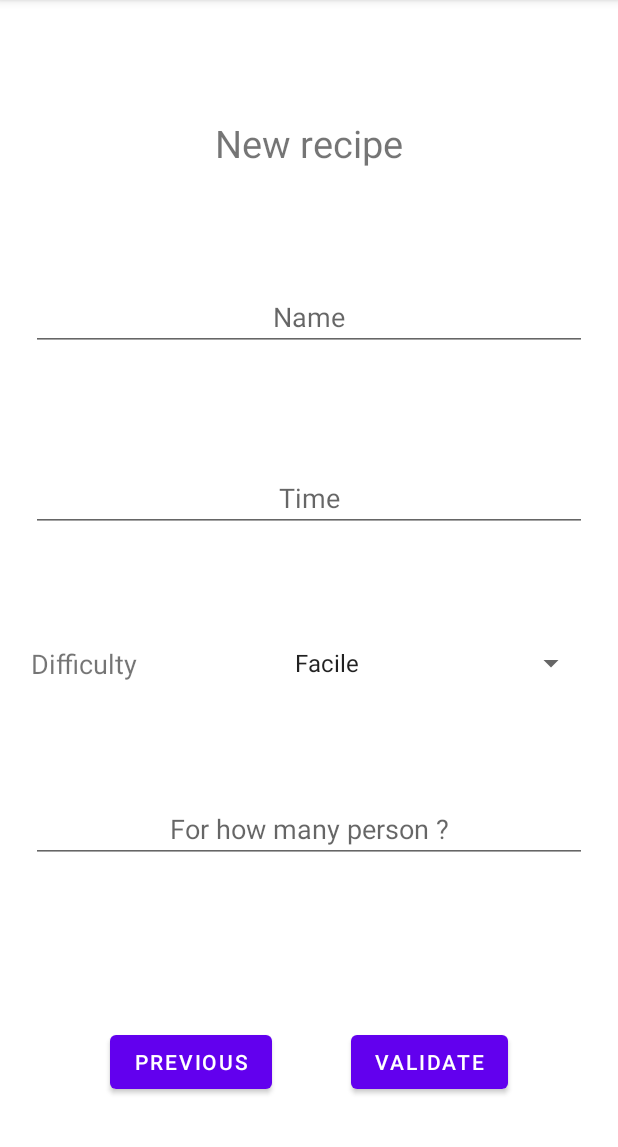
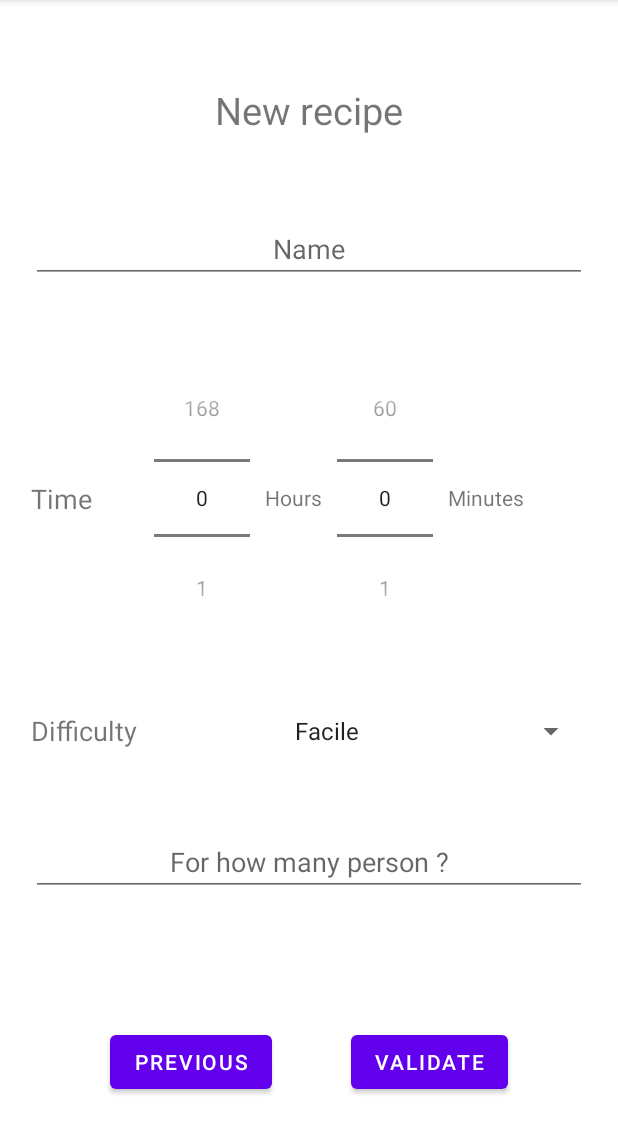
Before and after one commit to UgoPerniceni/Cocotton-front-mobile, an Android app: the NewRecipeFragment screen opened through its navigation route, on a phone screen of 412 x 824 dp, the part 89-1236 px from its top. Run offline under Robolectric (Android 15) with nearby library versions, the phone set to English and light mode, and no system bars; our stand-ins replace Firebase (no records; nobody signed in at launch, a user with empty details on screens opened directly).

Commit message:
change time selection :sparkles:

```diff
--- a/app/build.gradle
+++ b/app/build.gradle
@@ -61,5 +61,8 @@ dependencies {
     // When using the BoM, you don't specify versions in Firebase library dependencies
     implementation 'com.google.firebase:firebase-firestore-ktx'
 
+    // FirebaseUI Storage
+    implementation 'com.firebaseui:firebase-ui-storage:3.1.3'
+
     implementation 'androidx.recyclerview:recyclerview:1.1.0'
 }
--- a/app/src/main/java/fr/esgi/cocotton/HomeFragment.kt
+++ b/app/src/main/java/fr/esgi/cocotton/HomeFragment.kt
@@ -57,7 +57,7 @@ class HomeFragment : Fragment(), View.OnClickListener {
                     Log.d("--- success ---", "${document.id} => ${document.data}")
                     recipes.add(Recipe(
                                     document.data["name"] as String,
-                                    document.data["time"] as String,
+                                    document.data["time"] as Long,
                                     document.data["forPerson"] as Long,
                                     document.data["difficulty"] as String,
                                     document.data["image"] as String)
--- a/app/src/main/java/fr/esgi/cocotton/NewRecipeFragment.kt
+++ b/app/src/main/java/fr/esgi/cocotton/NewRecipeFragment.kt
@@ -1,7 +1,6 @@
 package fr.esgi.cocotton
 
 import android.os.Bundle
-import android.util.Log
 import android.view.LayoutInflater
 import android.view.View
 import android.view.ViewGroup
@@ -20,6 +19,8 @@ import fr.esgi.cocotton.model.Recipe
 class NewRecipeFragment : Fragment(), View.OnClickListener {
 
     private var spinner: Spinner? = null
+    private var pickerHours: NumberPicker? = null
+    private var pickerMinutes: NumberPicker? = null
 
     override fun onCreateView(inflater: LayoutInflater, container: ViewGroup?,
                               savedInstanceState: Bundle?): View? {
@@ -34,6 +35,8 @@ class NewRecipeFragment : Fragment(), View.OnClickListener {
         view.findViewById<Button>(R.id.new_recipe_form_button_validate).setOnClickListener(this)
 
         spinner = view.findViewById(R.id.new_recipe_form_spinner_difficulty)
+        pickerHours = view.findViewById(R.id.new_recipe_form_number_picker_hours)
+        pickerMinutes = view.findViewById(R.id.new_recipe_form_number_picker_minutes)
 
         spinner?.apply {
             val difficultiesArray = resources.getStringArray(R.array.difficulty_array)
@@ -41,6 +44,16 @@ class NewRecipeFragment : Fragment(), View.OnClickListener {
 
             adapter.setDropDownViewResource(android.R.layout.simple_spinner_dropdown_item)
             this.adapter = adapter
+        }
+
+        pickerHours?.apply {
+            this.minValue = 0
+            this.maxValue = 168
+        }
+
+        pickerMinutes?.apply {
+            this.minValue = 0
+            this.maxValue = 60
         }
     }
 
@@ -57,11 +70,13 @@ class NewRecipeFragment : Fragment(), View.OnClickListener {
 
     private fun createNewRecipe(){
         val name = view?.findViewById<EditText>(R.id.new_recipe_form_name)
-        val time = view?.findViewById<EditText>(R.id.new_recipe_form_time)
         val forPerson = view?.findViewById<EditText>(R.id.new_recipe_form_for_number)
         val difficulty = view?.findViewById<Spinner>(R.id.new_recipe_form_spinner_difficulty)
+        val hours = pickerHours?.value?.times(60)
+        val minutes = pickerMinutes?.value
+        val time = minutes?.let { hours?.plus(it) }
 
-        val newRecipe = Recipe("${name?.text}", "${time?.text}", ("${forPerson?.text}").toLong(), "${difficulty?.selectedItem}", "/path")
+        val newRecipe = Recipe("${name?.text}", time?.toLong(), ("${forPerson?.text}").toLong(), "${difficulty?.selectedItem}", "/path")
 
         newRecipe.saveToDb()
     }
--- a/app/src/main/java/fr/esgi/cocotton/model/Recipe.kt
+++ b/app/src/main/java/fr/esgi/cocotton/model/Recipe.kt
@@ -6,7 +6,7 @@ import com.google.firebase.firestore.ktx.firestore
 import com.google.firebase.ktx.Firebase
 
 @Entity
-data class Recipe(val name: String, val time: String  =  "", val forPerson: Long =  0, val difficulty: String  =  "", val image: String = "") {
+data class Recipe(val name: String, val time: Long? =  0, val forPerson: Long =  0, val difficulty: String  =  "", val image: String = "") {
     @PrimaryKey(autoGenerate = true)
     var id: Int = 0
 
--- a/app/src/main/java/fr/esgi/cocotton/viewHolder/RecipeViewHolder.kt
+++ b/app/src/main/java/fr/esgi/cocotton/viewHolder/RecipeViewHolder.kt
@@ -16,26 +16,28 @@ class RecipeViewHolder(inflater: LayoutInflater, parent: ViewGroup) :
     private var name: TextView? = null
     private var time: TextView? = null
     private var image: TextView? = null
-/*    private var difficulty: TextView? = null
-    private var forPersons: TextView? = null*/
 
     init
     {
         name = itemView.findViewById(R.id.name)
         time = itemView.findViewById(R.id.time)
         image = itemView.findViewById(R.id.image)
-/*        difficulty = itemView.findViewById(R.id.difficulty)
-        forPersons = itemView.findViewById(R.id.forPersons)*/
     }
 
     fun bind(recipe: Recipe)
     {
-        // name?.text = "${user.firstName} ${user.lastName}"
+        val hours = recipe.time?.div(60)
+        val minutes = recipe.time?.rem(60)
+
         name?.text = recipe.name
-        time?.text = recipe.time
+
+        if (hours?: 0 > 0){
+            time?.text = "${hours}h and ${minutes} min"
+        }else{
+            time?.text = "${minutes} min"
+        }
+
         image?.text = recipe.image
-/*        difficulty?.text = recipe.difficulty
-        forPersons?.text = recipe.forPersons*/
     }
 
 }
--- a/app/src/main/res/layout/fragment_new_recipe.xml
+++ b/app/src/main/res/layout/fragment_new_recipe.xml
@@ -12,7 +12,7 @@
         android:layout_height="wrap_content"
 
         android:orientation="vertical"
-        app:layout_constraintGuide_percent="0.05"/>
+        app:layout_constraintGuide_percent="0.05" />
 
     <androidx.constraintlayout.widget.Guideline
         android:id="@+id/guideline_vertical_new_recipe_end"
@@ -20,49 +20,84 @@
         android:layout_height="wrap_content"
 
         android:orientation="vertical"
-        app:layout_constraintGuide_percent="0.95"/>
+        app:layout_constraintGuide_percent="0.95" />
 
     <TextView
         android:id="@+id/new_recipe_form_text_view"
         android:layout_width="wrap_content"
         android:layout_height="wrap_content"
         android:text="@string/new_recipe"
+        android:textSize="25sp"
+        app:layout_constraintBottom_toTopOf="@+id/new_recipe_form_name"
+        app:layout_constraintEnd_toEndOf="@+id/guideline_vertical_new_recipe_end"
+        app:layout_constraintStart_toStartOf="@+id/guideline_vertical_new_recipe_start"
+
         app:layout_constraintTop_toTopOf="parent"
-        app:layout_constraintBottom_toTopOf="@+id/new_recipe_form_name"
-        app:layout_constraintStart_toStartOf="@+id/guideline_vertical_new_recipe_start"
-        app:layout_constraintEnd_toEndOf="@+id/guideline_vertical_new_recipe_end"
 
-        android:textSize="25sp"
-
-        app:layout_constraintVertical_chainStyle="spread"
-        />
+        app:layout_constraintVertical_chainStyle="spread" />
 
     <EditText
         android:id="@+id/new_recipe_form_name"
-        android:hint="@string/name"
-        android:textAlignment="center"
         android:layout_width="0dp"
         android:layout_height="wrap_content"
-        app:layout_constraintTop_toBottomOf="@+id/new_recipe_form_text_view"
+        android:autofillHints=""
+        android:hint="@string/name"
+        android:inputType="text"
+        android:textAlignment="center"
         app:layout_constraintBottom_toTopOf="@+id/new_recipe_form_time"
+        app:layout_constraintEnd_toEndOf="@+id/guideline_vertical_new_recipe_end"
         app:layout_constraintStart_toStartOf="@+id/guideline_vertical_new_recipe_start"
-        app:layout_constraintEnd_toEndOf="@+id/guideline_vertical_new_recipe_end"
-        android:autofillHints=""
-        android:inputType="text" />
+        app:layout_constraintTop_toBottomOf="@+id/new_recipe_form_text_view" />
 
-    <EditText
+
+    <TextView
+        android:id="@+id/new_recipe_form_text_view_time"
+        android:layout_width="wrap_content"
+        android:layout_height="wrap_content"
+        android:text="@string/time"
+
+        android:textSize="18sp"
+
+        app:layout_constraintBottom_toTopOf="@+id/new_recipe_form_spinner_difficulty"
+        app:layout_constraintEnd_toStartOf="@+id/new_recipe_form_time"
+        app:layout_constraintStart_toStartOf="@+id/guideline_vertical_new_recipe_start"
+        app:layout_constraintTop_toBottomOf="@+id/new_recipe_form_name" />
+
+    <LinearLayout
         android:id="@+id/new_recipe_form_time"
-        android:hint="@string/time"
-        android:textAlignment="center"
         android:layout_width="0dp"
         android:layout_height="wrap_content"
-        android:inputType="time"
+        android:gravity="center"
+        android:orientation="horizontal"
 
-        app:layout_constraintTop_toBottomOf="@+id/new_recipe_form_name"
-        app:layout_constraintStart_toStartOf="@+id/guideline_vertical_new_recipe_start"
+        app:layout_constraintBottom_toTopOf="@+id/new_recipe_form_spinner_difficulty"
         app:layout_constraintEnd_toEndOf="@+id/guideline_vertical_new_recipe_end"
-        app:layout_constraintBottom_toTopOf="@+id/new_recipe_form_spinner_difficulty"
-        android:autofillHints="" />
+        app:layout_constraintStart_toEndOf="@+id/new_recipe_form_text_view_time"
+        app:layout_constraintTop_toBottomOf="@+id/new_recipe_form_name">
+
+        <NumberPicker
+            android:id="@+id/new_recipe_form_number_picker_hours"
+            android:layout_width="wrap_content"
+            android:layout_height="wrap_content"
+            android:layout_marginEnd="10dp" />
+
+        <TextView
+            android:layout_width="wrap_content"
+            android:layout_height="wrap_content"
+            android:layout_marginEnd="10dp"
+            android:text="Hours" />
+
+        <NumberPicker
+            android:id="@+id/new_recipe_form_number_picker_minutes"
+            android:layout_width="wrap_content"
+            android:layout_height="wrap_content"
+            android:layout_marginEnd="10dp" />
+
+        <TextView
+            android:layout_width="wrap_content"
+            android:layout_height="wrap_content"
+            android:text="Minutes" />
+    </LinearLayout>
 
     <TextView
         android:id="@+id/new_recipe_form_text_view_difficulties"
@@ -72,38 +107,37 @@
 
         android:textSize="18sp"
 
-        app:layout_constraintTop_toBottomOf="@+id/new_recipe_form_time"
+        app:layout_constraintBottom_toTopOf="@+id/new_recipe_form_for_number"
+        app:layout_constraintEnd_toStartOf="@+id/new_recipe_form_spinner_difficulty"
         app:layout_constraintStart_toStartOf="@+id/guideline_vertical_new_recipe_start"
-        app:layout_constraintEnd_toStartOf="@+id/new_recipe_form_spinner_difficulty"
-        app:layout_constraintBottom_toTopOf="@+id/new_recipe_form_for_number"
-        />
+        app:layout_constraintTop_toBottomOf="@+id/new_recipe_form_time" />
 
     <Spinner
         android:id="@+id/new_recipe_form_spinner_difficulty"
-        android:hint="@string/difficulty"
-        android:textAlignment="center"
         android:layout_width="0dp"
         android:layout_height="wrap_content"
+        android:hint="@string/difficulty"
         android:inputType="text"
+        android:textAlignment="center"
 
-        app:layout_constraintTop_toBottomOf="@+id/new_recipe_form_time"
+        app:layout_constraintBottom_toTopOf="@+id/new_recipe_form_for_number"
+        app:layout_constraintEnd_toEndOf="@+id/guideline_vertical_new_recipe_end"
         app:layout_constraintStart_toEndOf="@+id/new_recipe_form_text_view_difficulties"
-        app:layout_constraintEnd_toEndOf="@+id/guideline_vertical_new_recipe_end"
-        app:layout_constraintBottom_toTopOf="@+id/new_recipe_form_for_number" />
+        app:layout_constraintTop_toBottomOf="@+id/new_recipe_form_time" />
 
     <EditText
         android:id="@+id/new_recipe_form_for_number"
-        android:hint="@string/for_how_many_person"
-        android:textAlignment="center"
         android:layout_width="0dp"
         android:layout_height="wrap_content"
+        android:autofillHints=""
+        android:hint="@string/for_how_many_person"
         android:inputType="number"
 
-        app:layout_constraintTop_toBottomOf="@+id/new_recipe_form_spinner_difficulty"
+        android:textAlignment="center"
+        app:layout_constraintBottom_toTopOf="@+id/guideline_horizontal_new_recipe"
+        app:layout_constraintEnd_toEndOf="@+id/guideline_vertical_new_recipe_end"
         app:layout_constraintStart_toStartOf="@+id/guideline_vertical_new_recipe_start"
-        app:layout_constraintEnd_toEndOf="@+id/guideline_vertical_new_recipe_end"
-        app:layout_constraintBottom_toTopOf="@+id/guideline_horizontal_new_recipe"
-        android:autofillHints="" />
+        app:layout_constraintTop_toBottomOf="@+id/new_recipe_form_spinner_difficulty" />
 
     <androidx.constraintlayout.widget.Guideline
         android:id="@+id/guideline_horizontal_new_recipe"
@@ -111,7 +145,7 @@
         android:layout_height="wrap_content"
 
         android:orientation="horizontal"
-        app:layout_constraintGuide_percent="0.85"/>
+        app:layout_constraintGuide_percent="0.85" />
 
     <Button
         android:id="@+id/new_recipe_form_button_return"
@@ -119,11 +153,10 @@
         android:layout_height="wrap_content"
 
         android:text="@string/navigation_previous"
-        app:layout_constraintTop_toTopOf="@id/guideline_horizontal_new_recipe"
+        app:layout_constraintBottom_toBottomOf="parent"
+        app:layout_constraintEnd_toStartOf="@+id/new_recipe_form_button_validate"
         app:layout_constraintStart_toStartOf="@+id/guideline_vertical_new_recipe_start"
-        app:layout_constraintEnd_toStartOf="@+id/new_recipe_form_button_validate"
-        app:layout_constraintBottom_toBottomOf="parent"
-        />
+        app:layout_constraintTop_toTopOf="@id/guideline_horizontal_new_recipe" />
 
     <Button
         android:id="@+id/new_recipe_form_button_validate"
@@ -132,10 +165,9 @@
 
         android:text="@string/validate"
 
-        app:layout_constraintTop_toTopOf="@id/guideline_horizontal_new_recipe"
+        app:layout_constraintBottom_toBottomOf="parent"
+        app:layout_constraintEnd_toEndOf="@+id/guideline_vertical_new_recipe_end"
         app:layout_constraintStart_toEndOf="@+id/new_recipe_form_button_return"
-        app:layout_constraintEnd_toEndOf="@+id/guideline_vertical_new_recipe_end"
-        app:layout_constraintBottom_toBottomOf="parent"
-        />
+        app:layout_constraintTop_toTopOf="@id/guideline_horizontal_new_recipe" />
 
 </androidx.constraintlayout.widget.ConstraintLayout>
--- a/app/src/main/res/values/strings.xml
+++ b/app/src/main/res/values/strings.xml
@@ -27,4 +27,7 @@
     <string name="validate">Validate</string>
 
     <string name="login">Login</string>
+
+    <string name="display_time" translatable="false">Hello, %1$s! You have %2$d new messages</string>
+
 </resources>
```
